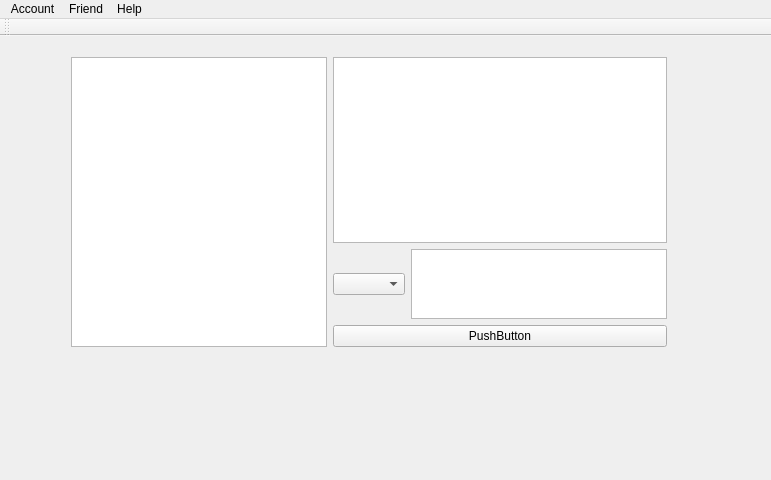
This is pTox/mainwindow.ui in PiotrParysek/pTox as Qt 5 draws it before an edit. The edited form follows.
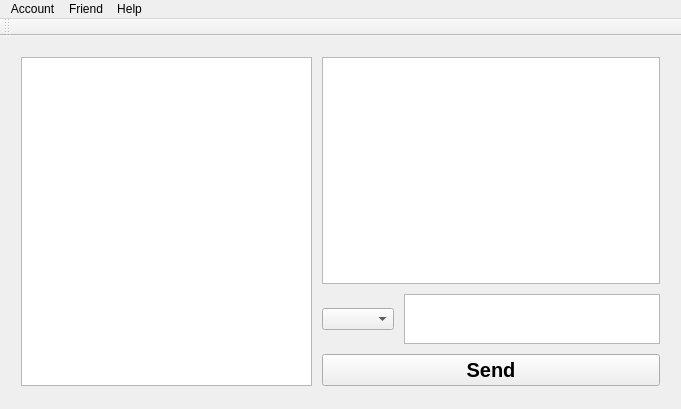
This is the edited form.

Diff of the .ui file:
```diff
--- a/pTox/mainwindow.ui
+++ b/pTox/mainwindow.ui
@@ -6,8 +6,8 @@
    <rect>
     <x>0</x>
     <y>0</y>
-    <width>771</width>
-    <height>480</height>
+    <width>681</width>
+    <height>409</height>
    </rect>
   </property>
   <property name="windowTitle">
@@ -17,25 +17,37 @@
    <widget class="QWidget" name="layoutWidget">
     <property name="geometry">
      <rect>
-      <x>60</x>
+      <x>10</x>
       <y>10</y>
-      <width>618</width>
-      <height>312</height>
+      <width>661</width>
+      <height>351</height>
      </rect>
     </property>
     <layout class="QHBoxLayout" name="horizontalLayout_2">
+     <property name="spacing">
+      <number>10</number>
+     </property>
      <item>
       <widget class="QTableWidget" name="tableWidget"/>
      </item>
      <item>
       <layout class="QVBoxLayout" name="verticalLayout_2">
+       <property name="spacing">
+        <number>10</number>
+       </property>
        <item>
         <widget class="QTextBrowser" name="textBrowser"/>
        </item>
        <item>
         <layout class="QVBoxLayout" name="verticalLayout">
+         <property name="spacing">
+          <number>10</number>
+         </property>
          <item>
           <layout class="QHBoxLayout" name="horizontalLayout">
+           <property name="spacing">
+            <number>10</number>
+           </property>
            <item>
             <widget class="QComboBox" name="comboBox"/>
            </item>
@@ -44,7 +56,7 @@
              <property name="maximumSize">
               <size>
                <width>16777215</width>
-               <height>75</height>
+               <height>50</height>
               </size>
              </property>
             </widget>
@@ -53,8 +65,15 @@
          </item>
          <item>
           <widget class="QPushButton" name="pushButton">
+           <property name="font">
+            <font>
+             <pointsize>15</pointsize>
+             <weight>75</weight>
+             <bold>true</bold>
+            </font>
+           </property>
            <property name="text">
-            <string>PushButton</string>
+            <string>Send</string>
            </property>
           </widget>
          </item>
@@ -70,7 +89,7 @@
     <rect>
      <x>0</x>
      <y>0</y>
-     <width>771</width>
+     <width>681</width>
      <height>22</height>
     </rect>
    </property>
```
Left out of the diff: 2 changed lines with no effect on the pictures.
